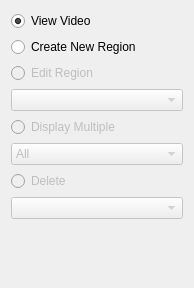
jonathanHuwP/CrystalGrowthTracker, file resources/designer_ui/regionviewcontrol.ui: the form before one commit.
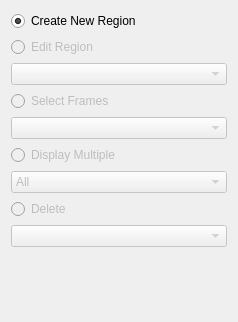
The form after the commit.

Commit message: edit label editing, wizard and view label removed

```diff
--- a/resources/designer_ui/regionviewcontrol.ui
+++ b/resources/designer_ui/regionviewcontrol.ui
@@ -6,32 +6,22 @@
    <rect>
     <x>0</x>
     <y>0</y>
-    <width>194</width>
-    <height>288</height>
+    <width>238</width>
+    <height>322</height>
    </rect>
   </property>
   <property name="windowTitle">
    <string>Form</string>
   </property>
   <layout class="QVBoxLayout" name="verticalLayout">
-   <item>
-    <widget class="QRadioButton" name="_viewVideoButton">
-     <property name="text">
-      <string>View Video</string>
-     </property>
-     <property name="checked">
-      <bool>true</bool>
-     </property>
-     <attribute name="buttonGroup">
-      <string notr="true">_buttonGroup</string>
-     </attribute>
-    </widget>
-   </item>
    <item>
     <widget class="QRadioButton" name="_createRegionButton">
      <property name="text">
       <string>Create New Region</string>
      </property>
+     <property name="checked">
+      <bool>true</bool>
+     </property>
      <attribute name="buttonGroup">
       <string notr="true">_buttonGroup</string>
      </attribute>
@@ -45,6 +35,9 @@
      <property name="text">
       <string>Edit Region</string>
      </property>
+     <property name="checked">
+      <bool>false</bool>
+     </property>
      <attribute name="buttonGroup">
       <string notr="true">_buttonGroup</string>
      </attribute>
@@ -57,6 +50,26 @@
      </property>
     </widget>
    </item>
+   <item>
+    <widget class="QRadioButton" name="_selectFramesButton">
+     <property name="enabled">
+      <bool>false</bool>
+     </property>
+     <property name="text">
+      <string>Select Frames</string>
+     </property>
+     <attribute name="buttonGroup">
+      <string notr="true">_buttonGroup</string>
+     </attribute>
+    </widget>
+   </item>
+   <item>
+    <widget class="QComboBox" name="_framesComboBox">
+     <property name="enabled">
+      <bool>false</bool>
+     </property>
+    </widget>
+   </item>
    <item>
     <widget class="QRadioButton" name="_displayMultipleButton">
      <property name="enabled">
```
Left out of the diff: 2 changed lines with no effect on the pictures. The commit also changes 5 other files.
